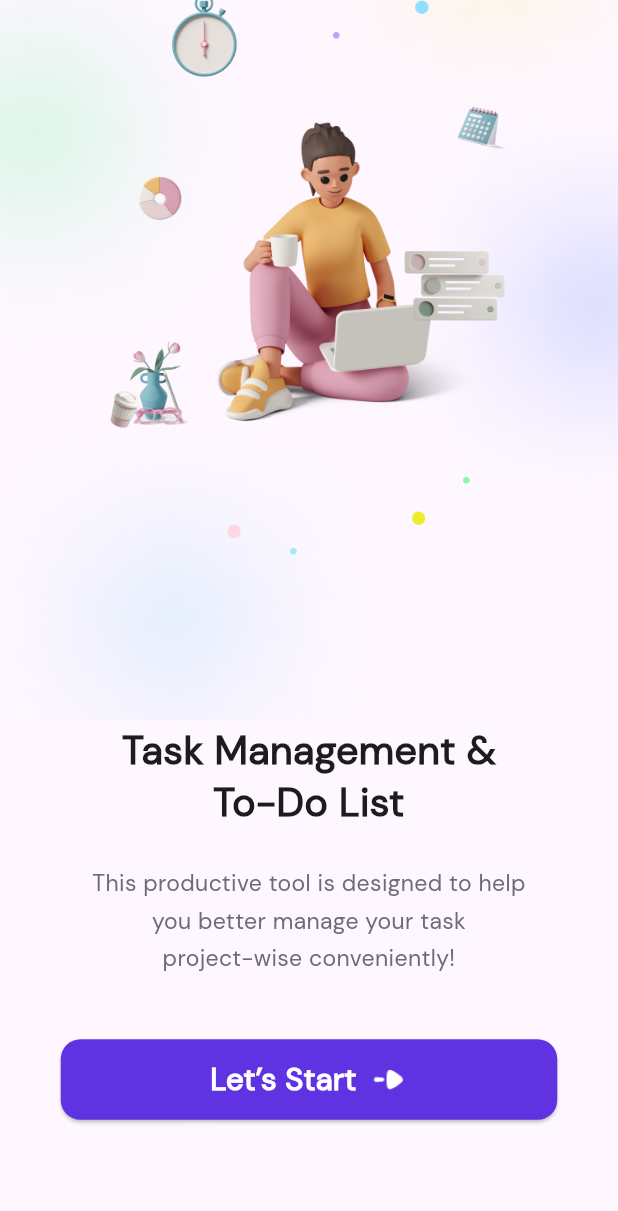
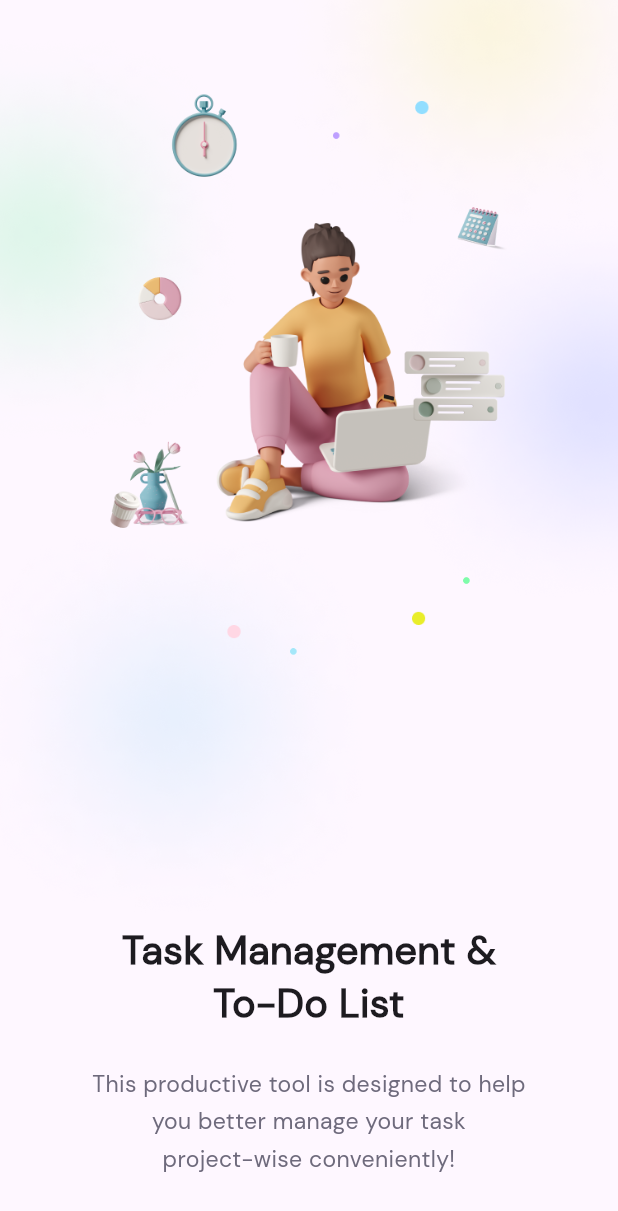
Before and after one commit to amrEsma3il/tasky, a Flutter app: the screen it shows after launch, on a phone screen of 412 x 824 dp. Shown: the top 1211 px of the screen. Run offline on Flutter 3.47's test engine with Material 3 defaults, Android fonts, the phone set to English and light mode, and no system bars; our stand-ins replace dio, equatable, flutter_bloc, flutter_screenutil, fluttertoast, freezed_annotation and 7 more; missing offline and left inert: flutter_barcode_scanner, phone_form_field; accounts and stored records are empty.

```diff
--- a/lib/src/features/onboarding/view/widgets/onboarding_image_component.dart
+++ b/lib/src/features/onboarding/view/widgets/onboarding_image_component.dart
@@ -14,7 +14,6 @@ class OnboardingImageComponent extends StatelessWidget {
       AppImages.onboardingBg,
       fit: BoxFit.cover,
       width: Get.width,
-      height: 438.h,
-    );
+ height:Get.height>842?438.h :560.h,    );
   }
 }
--- a/lib/src/features/task/view/widgets/add_task/task_priority_menu.dart
+++ b/lib/src/features/task/view/widgets/add_task/task_priority_menu.dart
@@ -42,7 +42,7 @@ class TaskPriorityMenu extends StatelessWidget {
                     child: Scrollbar(
                                                          trackVisibility: true,
 
-                      thumbVisibility: true, // Always show the scrollbar
+                      // thumbVisibility: true, // Always show the scrollbar
                       radius: Radius.circular(4.r), // Customize the radius
                       thickness: 13.w, // Customize the width of the scrollbar
                       child: SingleChildScrollView(
```
Also changed, not shown: lib/src/features/onboarding/view/widgets/onboarding_button_component.dart (+11 -8 lines), 5 other files.
